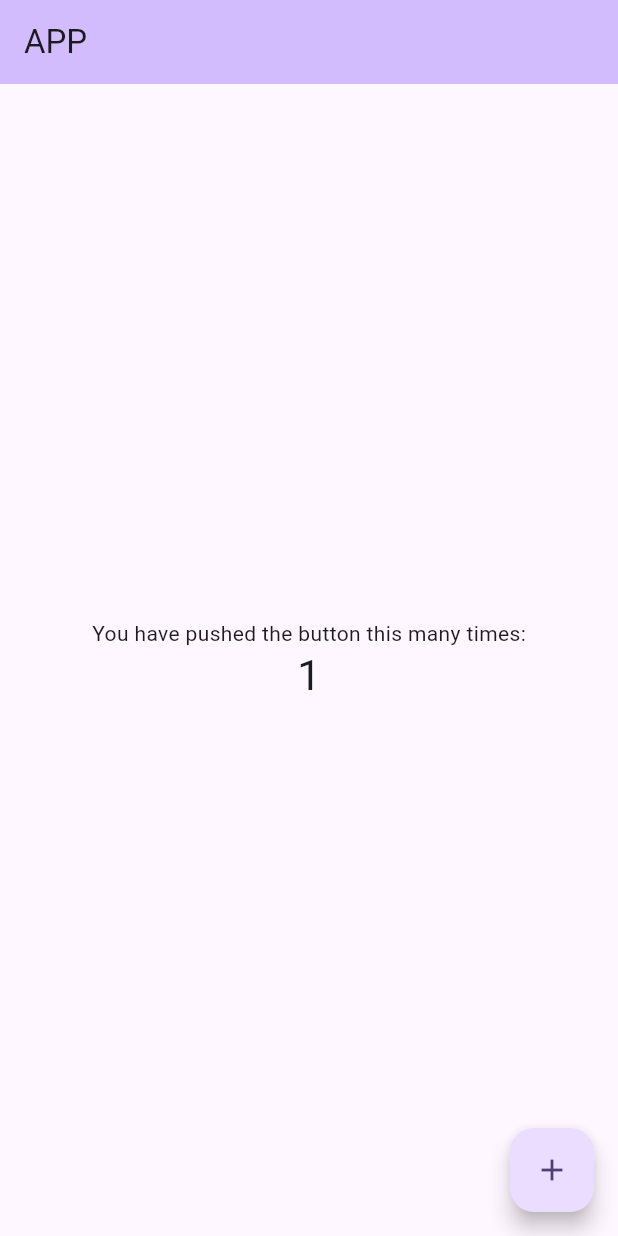
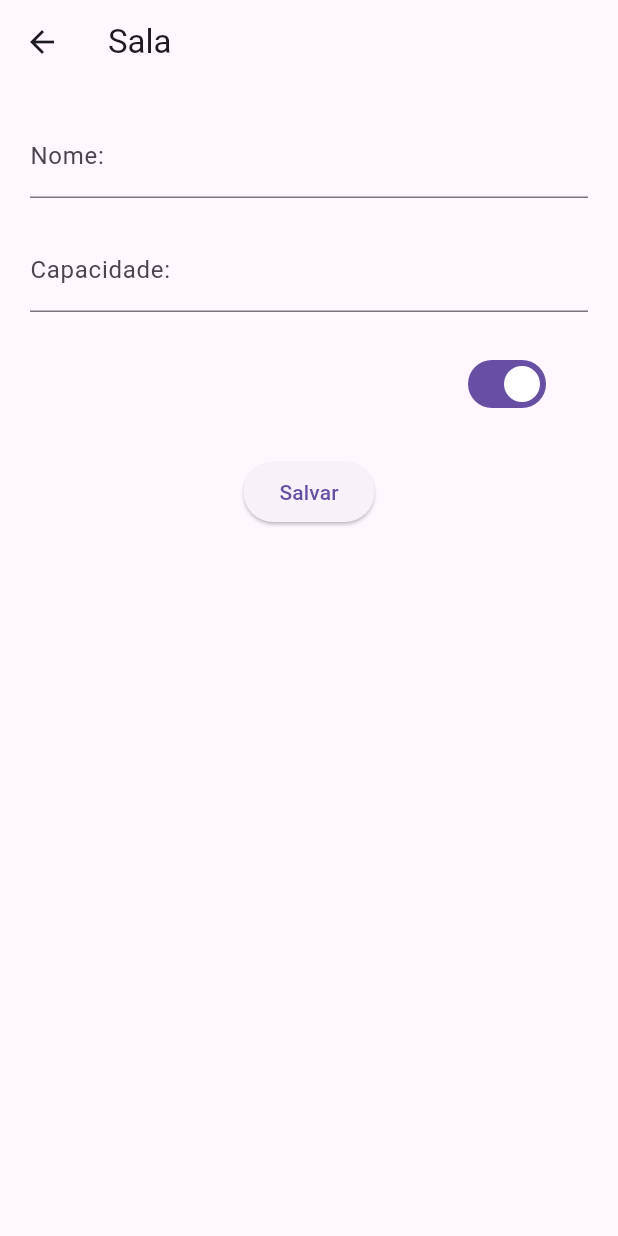
Before and after one commit to prof-fernando/sala, a Flutter app: the screen it shows after launch, after a tap on the "add" icon, on a phone screen of 412 x 824 dp. Run offline on Flutter 3.47's test engine with Material 3 defaults, Android fonts, the phone set to English and light mode, and no system bars; our stand-ins replace sqflite; accounts and stored records are empty.

Commit message:
add codigos feitos em aula

```diff
--- a/lib/main.dart
+++ b/lib/main.dart
@@ -1,122 +1,10 @@
 import 'package:flutter/material.dart';
+import 'package:sala_app/pages/home-page.dart';
 
 void main() {
-  runApp(const MyApp());
+  runApp(const MaterialApp(
+    title: 'Sala App',
+    home: HomePage(),
+  )
+  );
 }
-
-class MyApp extends StatelessWidget {
-  const MyApp({super.key});
-
-  // This widget is the root of your application.
-  @override
-  Widget build(BuildContext context) {
-    return MaterialApp(
-      title: 'Flutter Demo',
-      theme: ThemeData(
-        // This is the theme of your application.
-        //
-        // TRY THIS: Try running your application with "flutter run". You'll see
-        // the application has a purple toolbar. Then, without quitting the app,
-        // try changing the seedColor in the colorScheme below to Colors.green
-        // and then invoke "hot reload" (save your changes or press the "hot
-        // reload" button in a Flutter-supported IDE, or press "r" if you used
-        // the command line to start the app).
-        //
-        // Notice that the counter didn't reset back to zero; the application
-        // state is not lost during the reload. To reset the state, use hot
-        // restart instead.
-        //
-        // This works for code too, not just values: Most code changes can be
-        // tested with just a hot reload.
-        colorScheme: .fromSeed(seedColor: Colors.deepPurple),
-      ),
-      home: const MyHomePage(title: 'APP'),
-    );
-  }
-}
-
-class MyHomePage extends StatefulWidget {
-  const MyHomePage({super.key, required this.title});
-
-  // This widget is the home page of your application. It is stateful, meaning
-  // that it has a State object (defined below) that contains fields that affect
-  // how it looks.
-
-  // This class is the configuration for the state. It holds the values (in this
-  // case the title) provided by the parent (in this case the App widget) and
-  // used by the build method of the State. Fields in a Widget subclass are
-  // always marked "final".
-
-  final String title;
-
-  @override
-  State<MyHomePage> createState() => _MyHomePageState();
-}
-
-class _MyHomePageState extends State<MyHomePage> {
-  int _counter = 0;
-
-  void _incrementCounter() {
-    setState(() {
-      // This call to setState tells the Flutter framework that something has
-      // changed in this State, which causes it to rerun the build method below
-      // so that the display can reflect the updated values. If we changed
-      // _counter without calling setState(), then the build method would not be
-      // called again, and so nothing would appear to happen.
-      _counter++;
-    });
-  }
-
-  @override
-  Widget build(BuildContext context) {
-    // This method is rerun every time setState is called, for instance as done
-    // by the _incrementCounter method above.
-    //
-    // The Flutter framework has been optimized to make rerunning build methods
-    // fast, so that you can just rebuild anything that needs updating rather
-    // than having to individually change instances of widgets.
-    return Scaffold(
-      appBar: AppBar(
-        // TRY THIS: Try changing the color here to a specific color (to
-        // Colors.amber, perhaps?) and trigger a hot reload to see the AppBar
-        // change color while the other colors stay the same.
-        backgroundColor: Theme.of(context).colorScheme.inversePrimary,
-        // Here we take the value from the MyHomePage object that was created by
-        // the App.build method, and use it to set our appbar title.
-        title: Text(widget.title),
-      ),
-      body: Center(
-        // Center is a layout widget. It takes a single child and positions it
-        // in the middle of the parent.
-        child: Column(
-          // Column is also a layout widget. It takes a list of children and
-          // arranges them vertically. By default, it sizes itself to fit its
-          // children horizontally, and tries to be as tall as its parent.
-          //
-          // Column has various properties to control how it sizes itself and
-          // how it positions its children. Here we use mainAxisAlignment to
-          // center the children vertically; the main axis here is the vertical
-          // axis because Columns are vertical (the cross axis would be
-          // horizontal).
-          //
-          // TRY THIS: Invoke "debug painting" (choose the "Toggle Debug Paint"
-          // action in the IDE, or press "p" in the console), to see the
-          // wireframe for each widget.
-          mainAxisAlignment: .center,
-          children: [
-            const Text('You have pushed the button this many times:'),
-            Text(
-              '$_counter',
-              style: Theme.of(context).textTheme.headlineMedium,
-            ),
-          ],
-        ),
-      ),
-      floatingActionButton: FloatingActionButton(
-        onPressed: _incrementCounter,
-        tooltip: 'Increment',
-        child: const Icon(Icons.add),
-      ),
-    );
-  }
-}
--- a/lib/model/sala.dart
+++ b/lib/model/sala.dart
@@ -13,7 +13,7 @@ class Sala {
               'id' : this.id,
                'nome' : this.nome,
                'capacidade' : this.capacidade,
-               'disponivel' : this.disponivel
+               'disponivel' : this.disponivel ? 1 : 0
               };
     }
 
--- /dev/null
+++ b/lib/pages/home-page.dart
@@ -0,0 +1,30 @@
+
+ import 'package:flutter/material.dart';
+import 'package:flutter/widgets.dart';
+import 'package:sala_app/pages/sala-form.dart';
+
+class HomePage extends StatefulWidget {
+  const HomePage({super.key});
+
+  @override
+  State<HomePage> createState() => _HomePageState();
+}
+
+class _HomePageState extends State<HomePage> {
+  @override
+  Widget build(BuildContext context) {
+    return Scaffold(
+        appBar: AppBar(
+          title: Text('Sala APP'),
+        ),
+        floatingActionButton: FloatingActionButton(
+          child: Icon(Icons.add),
+          onPressed: (){
+            Navigator.push(context,
+            MaterialPageRoute(builder:  (context) => SalaForm() )
+            );
+          } ),
+
+    ) ;
+  }
+}
--- /dev/null
+++ b/lib/pages/sala-form.dart
@@ -0,0 +1,95 @@
+ import 'package:flutter/material.dart';
+import 'package:flutter/services.dart';
+import 'package:flutter/widgets.dart';
+import 'package:sala_app/model/sala.dart';
+import 'package:sala_app/service/sala-service.dart';
+
+class SalaForm extends StatefulWidget {
+  const SalaForm({super.key});
+
+  @override
+  State<SalaForm> createState() => _SalaFormState();
+}
+
+class _SalaFormState extends State<SalaForm> {
+  final _form = GlobalKey<FormState>();
+  final _txtNome = TextEditingController();
+  final _txtCap = TextEditingController();
+  bool _disponivel = true;
+
+  final _service = SalaService();
+
+  @override
+  Widget build(BuildContext context) {
+    return Scaffold(
+      appBar: AppBar(
+        title: Text('Sala'),
+      ),
+      body: Padding(
+        padding: const EdgeInsets.all(20.0),
+        child: Form(
+           key: _form,
+           child: Column(
+             children: [
+              TextFormField(
+                controller: _txtNome,
+                decoration: InputDecoration(
+                  label: Text('Nome:')
+                   ),
+              validator: (valor) {
+                if( valor == null  || valor.trim().isEmpty ){
+                  return 'Campo obrigatório';
+                }
+                return null;
+              }  ,
+              ),
+
+              SizedBox(height: 20.0,),
+              TextFormField(
+                controller: _txtCap,
+                keyboardType: TextInputType.number,
+
+                decoration: InputDecoration(
+                  label: Text('Capacidade:')
+                   ),
+              validator: (valor) {
+                final capacidade = int.tryParse(valor ?? '');
+
+                if( capacidade == null  || capacidade < 1  ){
+                  return 'Digite um número válido';
+                }
+                return null;
+              }  ,
+              ),
+              SizedBox(height: 20.0,),
+              SwitchListTile(
+                value: _disponivel ,
+                onChanged: (entrada) => {
+
+                  setState(() {
+                    _disponivel = entrada;
+                  })
+
+
+                  }
+              ),
+
+              SizedBox(height: 20.0,),
+              ElevatedButton(onPressed: (){
+                 if ( _form.currentState!.validate()) {
+                  Sala s = Sala( nome:   _txtNome.value.text,
+                    capacidade :  int.parse( _txtCap.value.text ),
+                    disponivel : _disponivel
+                   );
+
+                  _service.gravar(s );
+
+                 }
+              } , child: Text('Salvar') )
+             ],
+          ),
+        ),
+      ),
+    );
+  }
+}
--- a/lib/service/sala-service.dart
+++ b/lib/service/sala-service.dart
@@ -9,4 +9,5 @@ class SalaService {
      return db.insert('sala',  s.toMap() );
     }
 
+
 }
```
